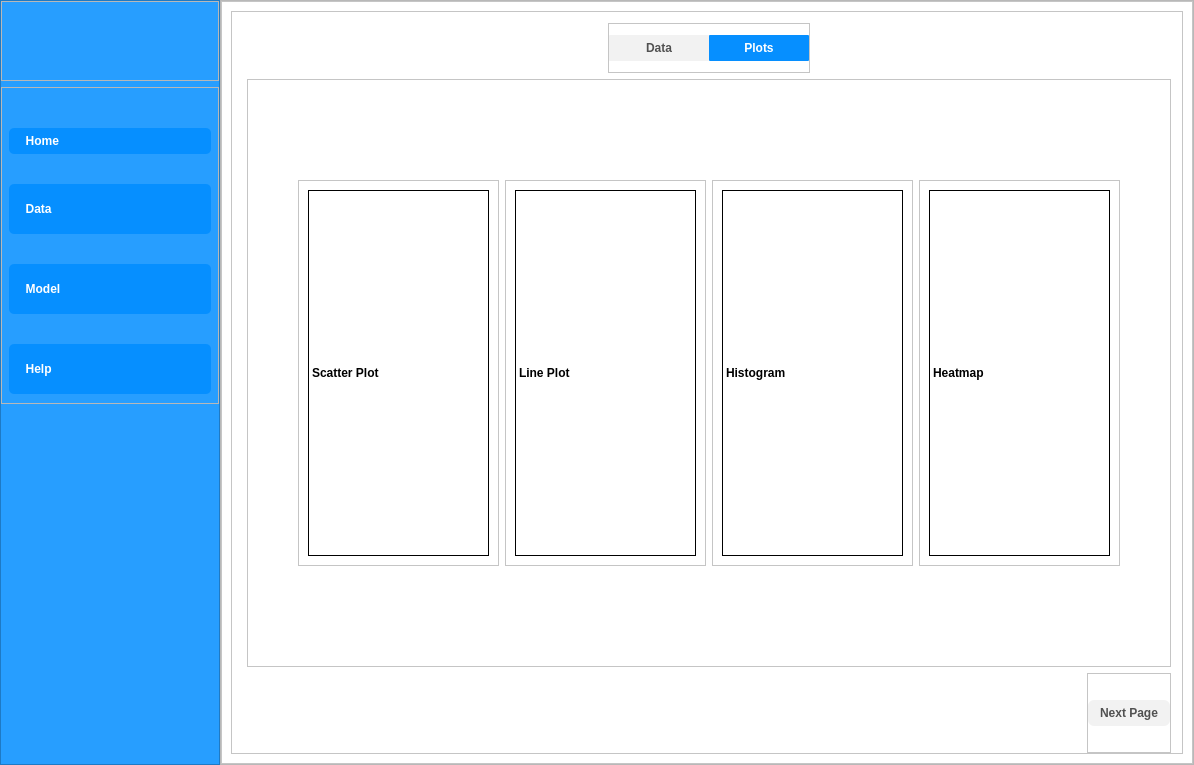
The window that main.ui (ali7haider/Active-Learning-Platform_PyQT5_Desktop_App) describes before a commit, drawn with Qt 5.
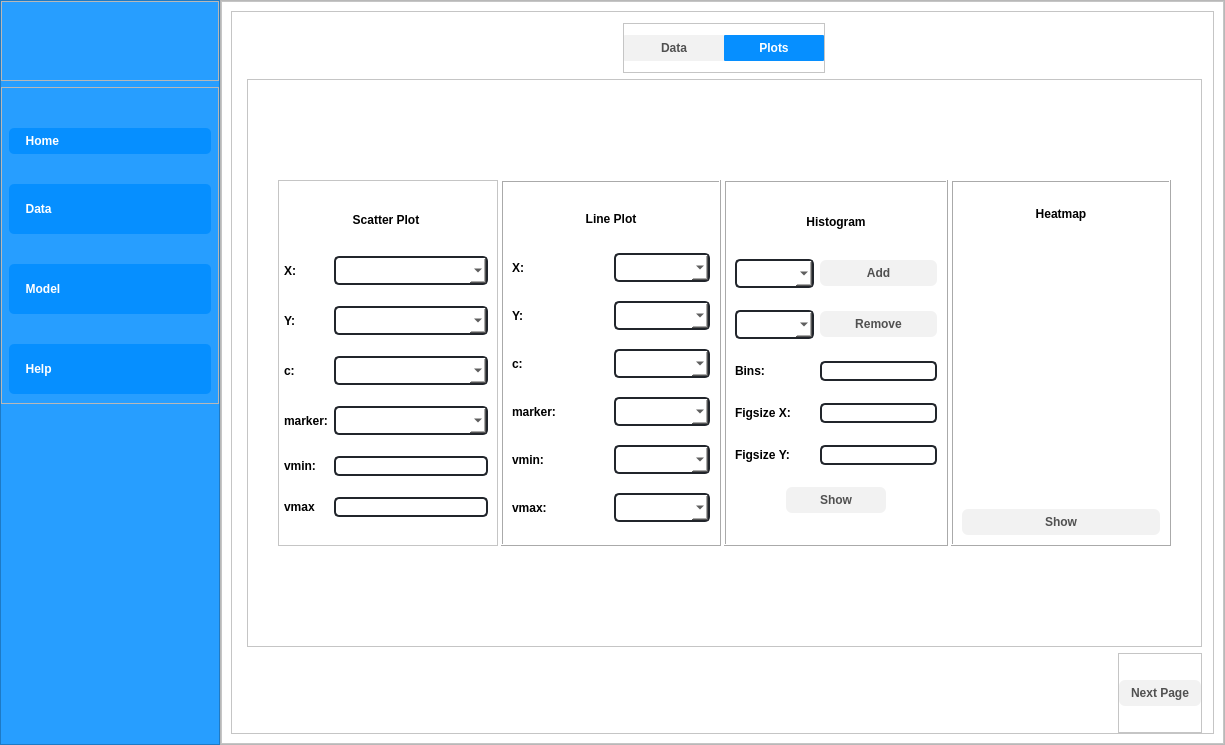
The same window after the commit. The open tabs and pages were chosen to show the change. Icons and pictures are not drawn.

Commit message: Add new down arrow icon and update resource file to include it

The edit to the form file:
```diff
--- a/main.ui
+++ b/main.ui
@@ -6,8 +6,8 @@
    <rect>
     <x>0</x>
     <y>0</y>
-    <width>1194</width>
-    <height>765</height>
+    <width>1225</width>
+    <height>745</height>
    </rect>
   </property>
   <property name="windowTitle">
@@ -1397,7 +1397,19 @@
                     <item>
                      <widget class="QFrame" name="frame_16">
                       <property name="styleSheet">
-                       <string notr="true"/>
+                       <string notr="true">QPushButton {
+    color: white;                      /* Text color */
+    border-radius: 6px;                /* Rounded corners */
+    padding: 6px 12px;                 /* Padding inside button */
+    font-weight: bold;                 /* Bold text */
+    background-color: #f2f2f2;
+    font:  12pt &quot;Calibri&quot;;
+    color: #515151;
+    box-shadow: 0 4px 6px rgba(128, 128, 128, 0.2); /* Grey shadow */
+}
+QComboBox {
+max-height:15px;
+}</string>
                       </property>
                       <property name="frameShape">
                        <enum>QFrame::StyledPanel</enum>
@@ -1406,20 +1418,35 @@
                        <enum>QFrame::Raised</enum>
                       </property>
                       <layout class="QHBoxLayout" name="horizontalLayout_6">
+                       <property name="spacing">
+                        <number>3</number>
+                       </property>
                        <property name="leftMargin">
-                        <number>50</number>
+                        <number>30</number>
                        </property>
                        <property name="topMargin">
                         <number>100</number>
                        </property>
                        <property name="rightMargin">
-                        <number>50</number>
+                        <number>30</number>
                        </property>
                        <property name="bottomMargin">
                         <number>100</number>
                        </property>
                        <item>
                         <widget class="QFrame" name="frame_17">
+                         <property name="minimumSize">
+                          <size>
+                           <width>220</width>
+                           <height>0</height>
+                          </size>
+                         </property>
+                         <property name="maximumSize">
+                          <size>
+                           <width>300</width>
+                           <height>16777215</height>
+                          </size>
+                         </property>
                          <property name="styleSheet">
                           <string notr="true"/>
                          </property>
@@ -1427,20 +1454,92 @@
                           <enum>QFrame::StyledPanel</enum>
                          </property>
                          <property name="frameShadow">
-                          <enum>QFrame::Raised</enum>
+                          <enum>QFrame::Plain</enum>
                          </property>
                          <layout class="QGridLayout" name="gridLayout">
-                          <item row="0" column="0">
+                          <property name="leftMargin">
+                           <number>5</number>
+                          </property>
+                          <item row="1" column="0">
+                           <widget class="QLabel" name="label_20">
+                            <property name="text">
+                             <string>X:</string>
+                            </property>
+                           </widget>
+                          </item>
+                          <item row="2" column="1">
+                           <widget class="QComboBox" name="comboBox_2"/>
+                          </item>
+                          <item row="2" column="0">
+                           <widget class="QLabel" name="label_22">
+                            <property name="text">
+                             <string>Y:</string>
+                            </property>
+                           </widget>
+                          </item>
+                          <item row="1" column="1">
+                           <widget class="QComboBox" name="comboBox"/>
+                          </item>
+                          <item row="4" column="0">
+                           <widget class="QLabel" name="label_24">
+                            <property name="text">
+                             <string>marker:</string>
+                            </property>
+                           </widget>
+                          </item>
+                          <item row="3" column="0">
+                           <widget class="QLabel" name="label_23">
+                            <property name="text">
+                             <string>c:</string>
+                            </property>
+                           </widget>
+                          </item>
+                          <item row="5" column="0">
+                           <widget class="QLabel" name="label_25">
+                            <property name="text">
+                             <string>vmin:</string>
+                            </property>
+                           </widget>
+                          </item>
+                          <item row="6" column="0">
+                           <widget class="QLabel" name="label_26">
+                            <property name="text">
+                             <string>vmax</string>
+                            </property>
+                           </widget>
+                          </item>
+                          <item row="3" column="1">
+                           <widget class="QComboBox" name="comboBox_3"/>
+                          </item>
+                          <item row="4" column="1">
+                           <widget class="QComboBox" name="comboBox_4"/>
+                          </item>
+                          <item row="5" column="1">
+                           <widget class="QLineEdit" name="lineEdit"/>
+                          </item>
+                          <item row="6" column="1">
+                           <widget class="QLineEdit" name="lineEdit_2"/>
+                          </item>
+                          <item row="0" column="0" colspan="2">
                            <widget class="QLabel" name="label_7">
+                            <property name="maximumSize">
+                             <size>
+                              <width>16777215</width>
+                              <height>30</height>
+                             </size>
+                            </property>
                             <property name="styleSheet">
                              <string notr="true"/>
                             </property>
                             <property name="frameShape">
-                             <enum>QFrame::Box</enum>
+                             <enum>QFrame::NoFrame</enum>
                             </property>
                             <property name="text">
                              <string>Scatter Plot</string>
                             </property>
+                            <property name="alignment">
+                             <set>Qt::AlignCenter</set>
+                            </property>
                            </widget>
                           </item>
                          </layout>
@@ -1448,21 +1547,102 @@
                        </item>
                        <item>
                         <widget class="QFrame" name="frame_18">
+                         <property name="minimumSize">
+                          <size>
+                           <width>220</width>
+                           <height>0</height>
+                          </size>
+                         </property>
+                         <property name="maximumSize">
+                          <size>
+                           <width>300</width>
+                           <height>16777215</height>
+                          </size>
+                         </property>
                          <property name="frameShape">
-                          <enum>QFrame::StyledPanel</enum>
+                          <enum>QFrame::Box</enum>
                          </property>
                          <property name="frameShadow">
                           <enum>QFrame::Raised</enum>
                          </property>
                          <layout class="QGridLayout" name="gridLayout_2">
-                          <item row="0" column="0">
+                          <item row="1" column="0">
+                           <widget class="QLabel" name="label_27">
+                            <property name="text">
+                             <string>X:</string>
+                            </property>
+                           </widget>
+                          </item>
+                          <item row="2" column="0">
+                           <widget class="QLabel" name="label_28">
+                            <property name="text">
+                             <string>Y:</string>
+                            </property>
+                           </widget>
+                          </item>
+                          <item row="3" column="0">
+                           <widget class="QLabel" name="label_29">
+                            <property name="text">
+                             <string>c:</string>
+                            </property>
+                           </widget>
+                          </item>
+                          <item row="4" column="0">
+                           <widget class="QLabel" name="label_30">
+                            <property name="text">
+                             <string>marker:</string>
+                            </property>
+                           </widget>
+                          </item>
+                          <item row="5" column="0">
+                           <widget class="QLabel" name="label_31">
+                            <property name="text">
+                             <string>vmin:</string>
+                            </property>
+                           </widget>
+                          </item>
+                          <item row="6" column="0">
+                           <widget class="QLabel" name="label_32">
+                            <property name="text">
+                             <string>vmax:</string>
+                            </property>
+                           </widget>
+                          </item>
+                          <item row="1" column="1">
+                           <widget class="QComboBox" name="comboBox_5"/>
+                          </item>
+                          <item row="2" column="1">
+                           <widget class="QComboBox" name="comboBox_6"/>
+                          </item>
+                          <item row="3" column="1">
+                           <widget class="QComboBox" name="comboBox_7"/>
+                          </item>
+                          <item row="4" column="1">
+                           <widget class="QComboBox" name="comboBox_8"/>
+                          </item>
+                          <item row="5" column="1">
+                           <widget class="QComboBox" name="comboBox_9"/>
+                          </item>
+                          <item row="6" column="1">
+                           <widget class="QComboBox" name="comboBox_10"/>
+                          </item>
+                          <item row="0" column="0" colspan="2">
                            <widget class="QLabel" name="label_8">
+                            <property name="maximumSize">
+                             <size>
+                              <width>16777215</width>
+                              <height>30</height>
+                             </size>
+                            </property>
                             <property name="frameShape">
-                             <enum>QFrame::Panel</enum>
+                             <enum>QFrame::NoFrame</enum>
                             </property>
                             <property name="text">
                              <string>Line Plot</string>
                             </property>
+                            <property name="alignment">
+                             <set>Qt::AlignCenter</set>
+                            </property>
                            </widget>
                           </item>
                          </layout>
@@ -1470,21 +1650,105 @@
                        </item>
                        <item>
                         <widget class="QFrame" name="frame_19">
+                         <property name="minimumSize">
+                          <size>
+                           <width>220</width>
+                           <height>0</height>
+                          </size>
+                         </property>
+                         <property name="maximumSize">
+                          <size>
+                           <width>300</width>
+                           <height>16777215</height>
+                          </size>
+                         </property>
                          <property name="frameShape">
-                          <enum>QFrame::StyledPanel</enum>
+                          <enum>QFrame::Box</enum>
                          </property>
                          <property name="frameShadow">
                           <enum>QFrame::Raised</enum>
                          </property>
                          <layout class="QGridLayout" name="gridLayout_3">
-                          <item row="0" column="0">
+                          <item row="4" column="0">
+                           <widget class="QLabel" name="label_34">
+                            <property name="text">
+                             <string>Figsize X:</string>
+                            </property>
+                           </widget>
+                          </item>
+                          <item row="4" column="1">
+                           <widget class="QLineEdit" name="lineEdit_5"/>
+                          </item>
+                          <item row="5" column="0">
+                           <widget class="QLabel" name="label_35">
+                            <property name="text">
+                             <string>Figsize Y:</string>
+                            </property>
+                           </widget>
+                          </item>
+                          <item row="1" column="1">
+                           <widget class="QPushButton" name="pushButton_4">
+                            <property name="text">
+                             <string>Add</string>
+                            </property>
+                           </widget>
+                          </item>
+                          <item row="5" column="1">
+                           <widget class="QLineEdit" name="lineEdit_3"/>
+                          </item>
+                          <item row="2" column="1">
+                           <widget class="QPushButton" name="pushButton_5">
+                            <property name="text">
+                             <string>Remove</string>
+                            </property>
+                           </widget>
+                          </item>
+                          <item row="2" column="0">
+                           <widget class="QComboBox" name="comboBox_12"/>
+                          </item>
+                          <item row="3" column="1">
+                           <widget class="QLineEdit" name="lineEdit_4"/>
+                          </item>
+                          <item row="3" column="0">
+                           <widget class="QLabel" name="label_33">
+                            <property name="text">
+                             <string>Bins:</string>
+                            </property>
+                           </widget>
+                          </item>
+                          <item row="1" column="0">
+                           <widget class="QComboBox" name="comboBox_11"/>
+                          </item>
+                          <item row="6" column="0" colspan="2" alignment="Qt::AlignHCenter">
+                           <widget class="QPushButton" name="pushButton_7">
+                            <property name="minimumSize">
+                             <size>
+                              <width>100</width>
+                              <height>0</height>
+                             </size>
+                            </property>
+                            <property name="text">
+                             <string>Show</string>
+                            </property>
+                           </widget>
+                          </item>
+                          <item row="0" column="0" colspan="2">
                            <widget class="QLabel" name="label_9">
+                            <property name="maximumSize">
+                             <size>
+                              <width>16777215</width>
+                              <height>30</height>
+                             </size>
+                            </property>
                             <property name="frameShape">
-                             <enum>QFrame::Panel</enum>
+                             <enum>QFrame::NoFrame</enum>
                             </property>
                             <property name="text">
                              <string>Histogram</string>
                             </property>
+                            <property name="alignment">
+                             <set>Qt::AlignCenter</set>
+                            </property>
                            </widget>
                           </item>
                          </layout>
@@ -1492,21 +1756,52 @@
                        </item>
                        <item>
                         <widget class="QFrame" name="frame_20">
+                         <property name="minimumSize">
+                          <size>
+                           <width>220</width>
+                           <height>0</height>
+                          </size>
+                         </property>
+                         <property name="maximumSize">
+                          <size>
+                           <width>300</width>
+                           <height>16777215</height>
+                          </size>
+                         </property>
                          <property name="frameShape">
-                          <enum>QFrame::StyledPanel</enum>
+                          <enum>QFrame::Box</enum>
                          </property>
                          <property name="frameShadow">
                           <enum>QFrame::Raised</enum>
                          </property>
                          <layout class="QGridLayout" name="gridLayout_4">
-                          <item row="0" column="0">
+                          <property name="topMargin">
+                           <number>25</number>
+                          </property>
+                          <item row="2" column="0">
+                           <widget class="QPushButton" name="pushButton_8">
+                            <property name="text">
+                             <string>Show</string>
+                            </property>
+                           </widget>
+                          </item>
+                          <item row="1" column="0" alignment="Qt::AlignTop">
                            <widget class="QLabel" name="label_10">
+                            <property name="maximumSize">
+                             <size>
+                              <width>16777215</width>
+                              <height>30</height>
+                             </size>
+                            </property>
                             <property name="frameShape">
-                             <enum>QFrame::Panel</enum>
+                             <enum>QFrame::NoFrame</enum>
                             </property>
                             <property name="text">
                              <string>Heatmap</string>
                             </property>
+                            <property name="alignment">
+                             <set>Qt::AlignCenter</set>
+                            </property>
                            </widget>
                           </item>
                          </layout>
```
Left out of the diff: 6 changed lines with no effect on the pictures. The commit also changes 2 other files.
